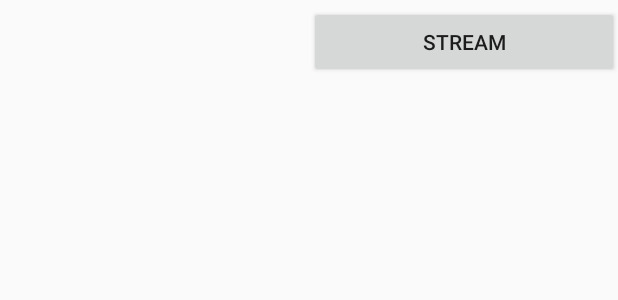
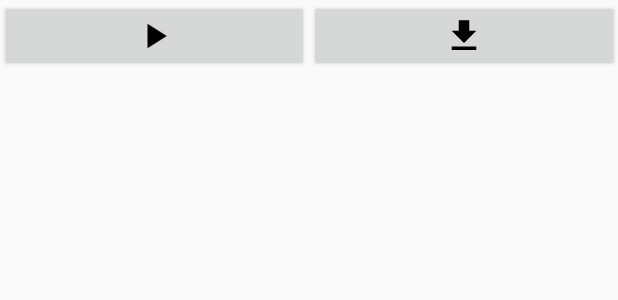
Before and after one commit to andreamartire/lightdark, an Android app: the layout single_chapter.xml on its own in the app's theme, with its tools: preview values and no code run, on a phone screen of 412 x 824 dp. Shown: the top 300 px of the screen. Run offline under Robolectric (Android 15) with nearby library versions, the phone set to English and light mode, and no system bars.

Commit message:
icons restyling

```diff
--- a/app/src/main/java/newtech/audiolibrary/stream/ChapterDownloadButton.java
+++ b/app/src/main/java/newtech/audiolibrary/stream/ChapterDownloadButton.java
@@ -5,6 +5,7 @@ import android.app.ProgressDialog;
 import android.content.Context;
 import android.content.DialogInterface;
 import android.support.v7.widget.AppCompatButton;
+import android.support.v7.widget.AppCompatImageButton;
 import android.util.AttributeSet;
 import android.view.View;
 import android.widget.LinearLayout;
@@ -19,7 +20,7 @@ import newtech.audiolibrary.task.DownloadTask;
  * Created by MartireAn on 28/08/2017.
  */
 
-public class ChapterDownloadButton extends AppCompatButton{
+public class ChapterDownloadButton extends AppCompatImageButton {
 
     Chapter chapter;
 
--- a/app/src/main/java/newtech/audiolibrary/stream/ChapterPlayStreamButton.java
+++ b/app/src/main/java/newtech/audiolibrary/stream/ChapterPlayStreamButton.java
@@ -8,6 +8,7 @@ import android.media.AudioManager;
 import android.media.MediaPlayer;
 import android.net.Uri;
 import android.support.v7.widget.AppCompatButton;
+import android.support.v7.widget.AppCompatImageButton;
 import android.util.AttributeSet;
 import android.view.View;
 import android.widget.Button;
@@ -26,7 +27,7 @@ import newtech.audiolibrary.bean.Chapter;
  * Created by MartireAn on 28/08/2017.
  */
 
-public class ChapterPlayStreamButton extends AppCompatButton {
+public class ChapterPlayStreamButton extends AppCompatImageButton {
 
     Chapter chapter;
 
@@ -75,7 +76,7 @@ public class ChapterPlayStreamButton extends AppCompatButton {
 
                 Chapter currentChapter = playStreamButton.getChapter();
 
-                /*builder.setMessage(currentChapter.getUrl())
+                builder.setMessage(currentChapter.getUrl())
                         .setTitle("Play " + currentChapter.getTitle())
                         .setCancelable(true);
 
@@ -106,7 +107,7 @@ public class ChapterPlayStreamButton extends AppCompatButton {
                     mediaPlayer.start();
                 } catch (IOException e) {
                     e.printStackTrace();
-                }*/
+                }
 
                 //manage chapter play
                 Intent intent = new Intent(v.getContext(), ChapterPlayer.class);
--- /dev/null
+++ b/app/src/main/res/drawable/ic_delete_black_24dp.xml
@@ -0,0 +1,9 @@
+<vector xmlns:android="http://schemas.android.com/apk/res/android"
+        android:width="24dp"
+        android:height="24dp"
+        android:viewportWidth="24.0"
+        android:viewportHeight="24.0">
+    <path
+        android:fillColor="#FF000000"
+        android:pathData="M6,19c0,1.1 0.9,2 2,2h8c1.1,0 2,-0.9 2,-2V7H6v12zM19,4h-3.5l-1,-1h-5l-1,1H5v2h14V4z"/>
+</vector>
--- /dev/null
+++ b/app/src/main/res/drawable/ic_file_download_black_24dp.xml
@@ -0,0 +1,9 @@
+<vector xmlns:android="http://schemas.android.com/apk/res/android"
+        android:width="24dp"
+        android:height="24dp"
+        android:viewportWidth="24.0"
+        android:viewportHeight="24.0">
+    <path
+        android:fillColor="#FF000000"
+        android:pathData="M19,9h-4V3H9v6H5l7,7 7,-7zM5,18v2h14v-2H5z"/>
+</vector>
--- /dev/null
+++ b/app/src/main/res/drawable/ic_play_arrow_black_24dp.xml
@@ -0,0 +1,9 @@
+<vector xmlns:android="http://schemas.android.com/apk/res/android"
+        android:width="24dp"
+        android:height="24dp"
+        android:viewportWidth="24.0"
+        android:viewportHeight="24.0">
+    <path
+        android:fillColor="#FF000000"
+        android:pathData="M8,5v14l11,-7z"/>
+</vector>
--- a/app/src/main/res/layout/single_chapter.xml
+++ b/app/src/main/res/layout/single_chapter.xml
@@ -13,21 +13,13 @@
         android:text=""
         android:textSize="22dip" />
 
-    <ProgressBar
-        android:id="@+id/downloadProgressBar"
-        style="?android:attr/progressBarStyle"
-        android:layout_width="match_parent"
-        android:layout_height="wrap_content"
-        android:layout_weight="0.2"
-        android:visibility="invisible" />
-
     <newtech.audiolibrary.stream.ChapterPlayStreamButton
         android:id="@+id/playButton"
         android:theme="@style/Widget.AppCompat.Button"
         android:layout_width="match_parent"
         android:layout_height="wrap_content"
         android:layout_weight="0.2"
-        android:text="Stream"/>
+        android:src="@drawable/ic_play_arrow_black_24dp" />
 
     <newtech.audiolibrary.stream.ChapterDownloadButton
         android:id="@+id/downloadButton"
@@ -35,6 +27,15 @@
         android:layout_width="match_parent"
         android:layout_height="wrap_content"
         android:layout_weight="0.2"
-        android:text="Download"/>
+        android:src="@drawable/ic_file_download_black_24dp"/>
+
+    <newtech.audiolibrary.stream.ChapterDeleteButton
+        android:id="@+id/deleteButton"
+        android:theme="@style/Widget.AppCompat.Button"
+        android:layout_width="match_parent"
+        android:layout_height="wrap_content"
+        android:layout_weight="0.2"
+        android:visibility="invisible"
+        android:src="@drawable/ic_delete_black_24dp"/>
 
 </LinearLayout>
```
Also changed, not shown: app/src/main/java/newtech/audiolibrary/ChapterPlayer.java (+7 -6 lines), app/src/main/java/newtech/audiolibrary/MainActivity.java (deleted, +0 -103 lines), app/src/main/java/newtech/audiolibrary/adapters/ChapterAdapter.java (+8 -2 lines), app/src/main/java/newtech/audiolibrary/adapters/PlayThread.java (+12 -7 lines), app/src/main/java/newtech/audiolibrary/stream/ChapterDeleteButton.java (added, +98 -0 lines), app/src/main/res/drawable/ic_forward_10_black_24dp.xml (added, +9 -0 lines), app/src/main/res/drawable/ic_forward_30_black_24dp.xml (added, +9 -0 lines), app/src/main/res/drawable/ic_pause_black_24dp.xml (added, +9 -0 lines), app/src/main/res/drawable/ic_replay_10_black_24dp.xml (added, +9 -0 lines), app/src/main/res/drawable/ic_replay_30_black_24dp.xml (added, +9 -0 lines), app/src/main/res/layout/activity_main.xml (deleted, +0 -31 lines), app/src/main/res/layout/activity_play_chapter.xml (+10 -11 lines), 1 other file.
